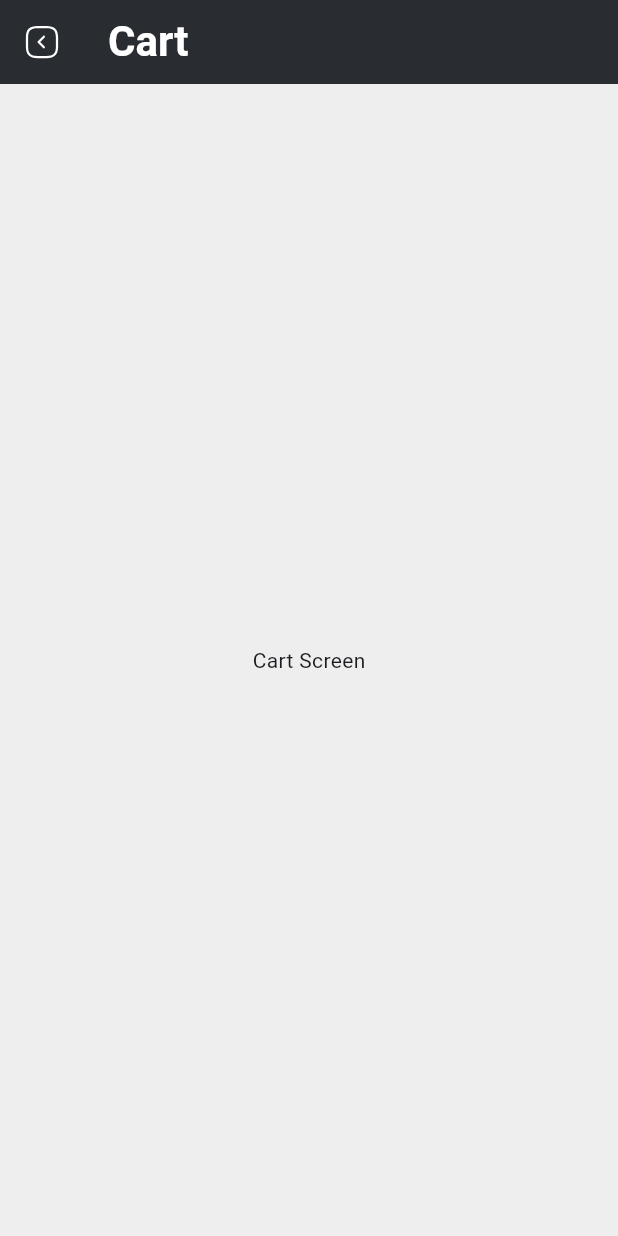
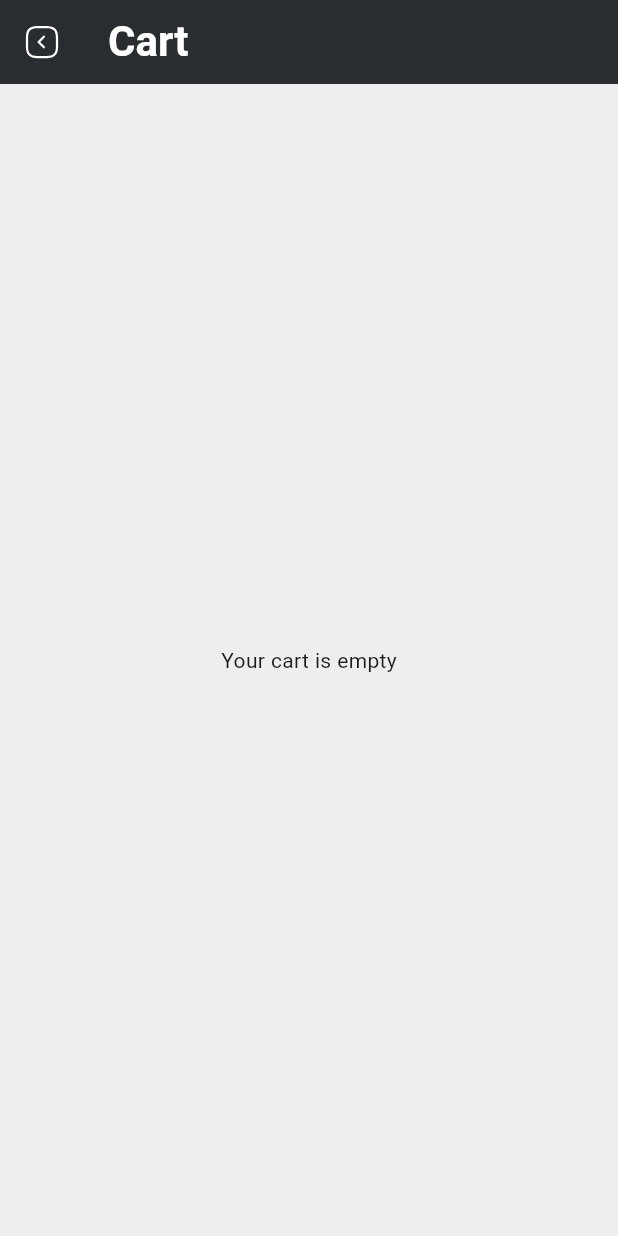
Before and after one commit to AbdullatifHabiba/Mool, a Flutter app: the CartScreen screen opened directly, on a phone screen of 412 x 824 dp. Run offline on Flutter 3.47's test engine with Material 3 defaults, Android fonts, the phone set to English and light mode, and no system bars; our stand-ins replace carousel_slider, flutter_riverpod, flutter_svg, video_player.

```diff
--- a/lib/interfaces/product.dart
+++ b/lib/interfaces/product.dart
@@ -9,6 +9,7 @@ class Product {
   final String brand;
   final String size;
   final String color;
+  int quantity;
 
   Product({
     required this.title,
@@ -21,6 +22,6 @@ class Product {
     required this.brand,
     required this.size,
     required this.color,
+    this.quantity = 1, // Default quantity is 1
   });
-
 }
--- a/lib/screens/Cart/cart_screen.dart
+++ b/lib/screens/Cart/cart_screen.dart
@@ -1,16 +1,26 @@
 import 'package:flutter/material.dart';
+import 'package:flutter_riverpod/flutter_riverpod.dart';
 import 'package:mool/screens/home/home_screen.dart';
+import 'package:mool/states/cart.dart';
+import 'package:mool/widgets/cart_item_card.dart';
 import 'package:mool/widgets/custom_back_arrow.dart';
 
-class CartScreen extends StatelessWidget {
+class CartScreen extends ConsumerWidget {
   const CartScreen({super.key});
 
   @override
-  Widget build(BuildContext context) {
+  Widget build(BuildContext context, WidgetRef ref) {
+    final cartProducts = ref.watch(cartProvider);
+    final totalPrice = cartProducts.fold<double>(
+      0.0,
+      (sum, item) => sum + item.price * item.quantity,
+    );
+
     return Scaffold(
       appBar: AppBar(
         title: const Text('Cart'),
-        leading:CustomBackArrow(
+        automaticallyImplyLeading: false,
+        leading: CustomBackArrow(
           onPressed: () {
             Navigator.of(context).pushAndRemoveUntil(
               MaterialPageRoute(builder: (context) => const HomeScreen()),
@@ -19,9 +29,60 @@ class CartScreen extends StatelessWidget {
           },
         ),
       ),
-      body: const Center(
-        child: Text('Cart Screen'),
-      ),
+      body: cartProducts.isEmpty
+          ? const Center(child: Text('Your cart is empty'))
+          : Column(
+              children: [
+                Padding(
+                  padding: const EdgeInsets.all(16.0),
+                  child: Row(
+                    mainAxisAlignment: MainAxisAlignment.spaceBetween,
+                    children: [
+                      const Text(
+                        'Subtotal',
+                        style: TextStyle(
+                            fontSize: 18, fontWeight: FontWeight.bold),
+                      ),
+                      Text(
+                        '$totalPrice SAR',
+                        style: const TextStyle(
+                            fontSize: 18, fontWeight: FontWeight.bold),
+                      ),
+                    ],
+                  ),
+                ),
+                Expanded(
+                  child: ListView.builder(
+                    itemCount: cartProducts.length,
+                    itemBuilder: (context, index) {
+                      final product = cartProducts[index];
+                      return CartItemCard(product: product);
+                    },
+                  ),
+                ),
+              ],
+            ),
+      bottomNavigationBar: cartProducts.isEmpty
+          ? null
+          : Container(
+              padding: const EdgeInsets.all(16.0),
+              child: ElevatedButton(
+                onPressed: () {
+                  // Handle checkout
+                },
+                style: ElevatedButton.styleFrom(
+                  padding: const EdgeInsets.symmetric(vertical: 16),
+                  shape: RoundedRectangleBorder(
+                    borderRadius: BorderRadius.circular(8),
+                  ),
+                  backgroundColor: Colors.black,
+                ),
+                child: const Text(
+                  'Proceed to checkout',
+                  style: TextStyle(fontSize: 18),
+                ),
+              ),
+            ),
     );
   }
 }
--- a/lib/screens/home/home_screen.dart
+++ b/lib/screens/home/home_screen.dart
@@ -126,7 +126,7 @@ class _HomeScreenState extends State<HomeScreen> {
       body: Stack(
         children: [
           _currentScreen, // Your main screen content
-          if (_currentIndex != 2)
+          if (_currentIndex != 2 && _currentIndex != 3)
             CustomBottomNavigationBar(
               currentIndex: _currentIndex,
               onTap: _onTabTapped,
```
Also changed, not shown: lib/data/items.dart (+15 -4 lines), lib/screens/product/product_screen.dart (+29 -77 lines), lib/states/cart.dart (added, +64 -0 lines), lib/widgets/cart_item_card.dart (added, +139 -0 lines), lib/widgets/home_widgets/product_item.dart (+46 -29 lines), lib/widgets/product_detail_widgets.dart (added, +61 -0 lines).
